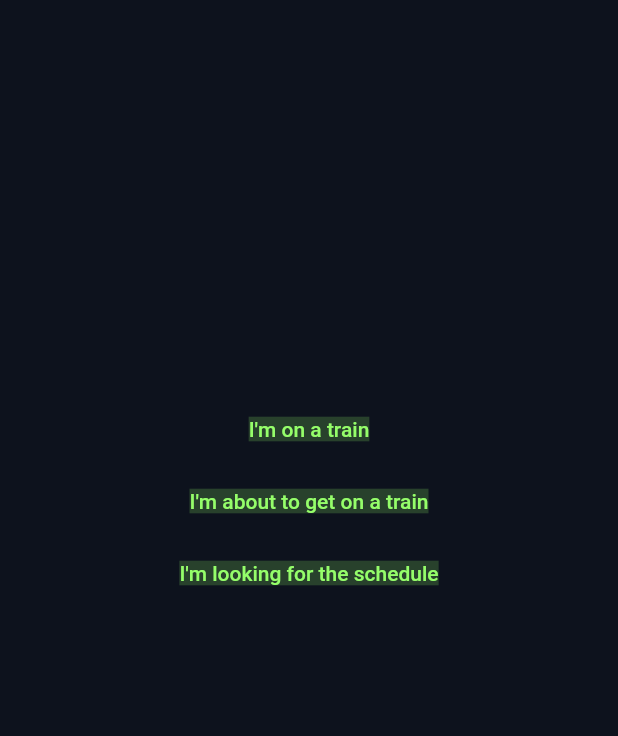
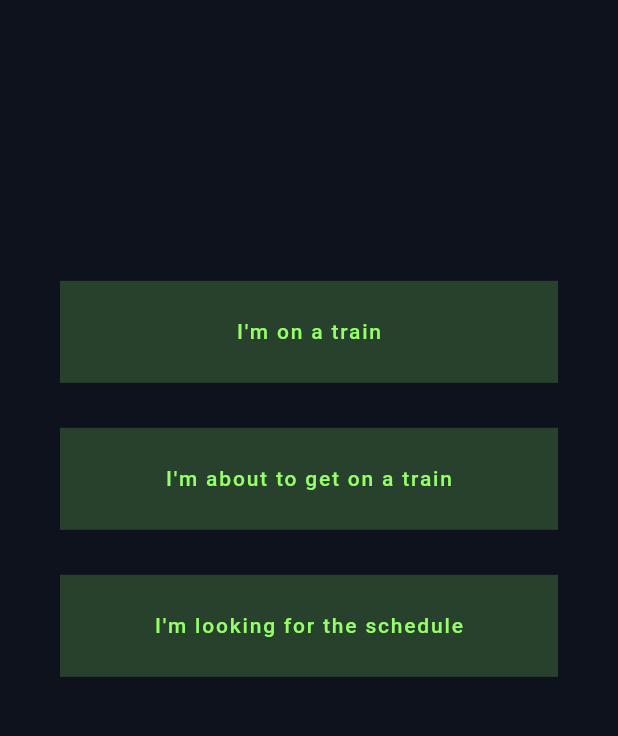
Before and after one commit to TinoMuzambi/trainerr, a Flutter app: the screen it shows after launch, on a phone screen of 412 x 824 dp, the part 233-969 px from its top. Run offline on Flutter 3.47's test engine with Material 2 defaults, Android fonts, the phone set to English and light mode, and no system bars.

Commit message:
Styles buttons in container.

```diff
--- a/lib/custom_button.dart
+++ b/lib/custom_button.dart
@@ -10,15 +10,23 @@ class CustomButton extends StatelessWidget {
 
   @override
   Widget build(BuildContext context) {
-    return TextButton(
-      child: Text(
-        text,
-        style: TextStyle(
-          color: accentColour.getCustomColour()[900],
-          backgroundColor: accentColour.getCustomColour()[100],
+    return Container(
+      color: accentColour.getCustomColour()[100],
+      margin: EdgeInsets.fromLTRB(0, 0, 0, 30),
+      child: Padding(
+        padding: const EdgeInsets.symmetric(vertical: 10,horizontal: 40),
+        child: TextButton(
+          child: Text(
+            text,
+            style: TextStyle(
+              color: accentColour.getCustomColour()[900],
+              letterSpacing: 1.2,
+
+            ),
+          ),
+          onPressed: () {},
         ),
       ),
-      onPressed: () {},
     );
   }
 }
--- a/lib/pages/home.dart
+++ b/lib/pages/home.dart
@@ -32,14 +32,17 @@ class _HomeState extends State<Home> {
             ),
             Expanded(
                 flex: 1,
+                child: Padding(
+                  padding: const EdgeInsets.symmetric(vertical: 0, horizontal: 40),
                   child: Column(
                     mainAxisAlignment: MainAxisAlignment.center,
+                    crossAxisAlignment: CrossAxisAlignment.stretch,
                     children: [
-
                       CustomButton(text: "I'm on a train", route: "/tracking"),
                       CustomButton(text: "I'm about to get on a train", route: "/upcoming"),
                       CustomButton(text: "I'm looking for the schedule", route: "/schedule"),
                     ],
+                  ),
                 )
             )
           ],
```
Lines whose indentation alone changed are shown as unchanged.
